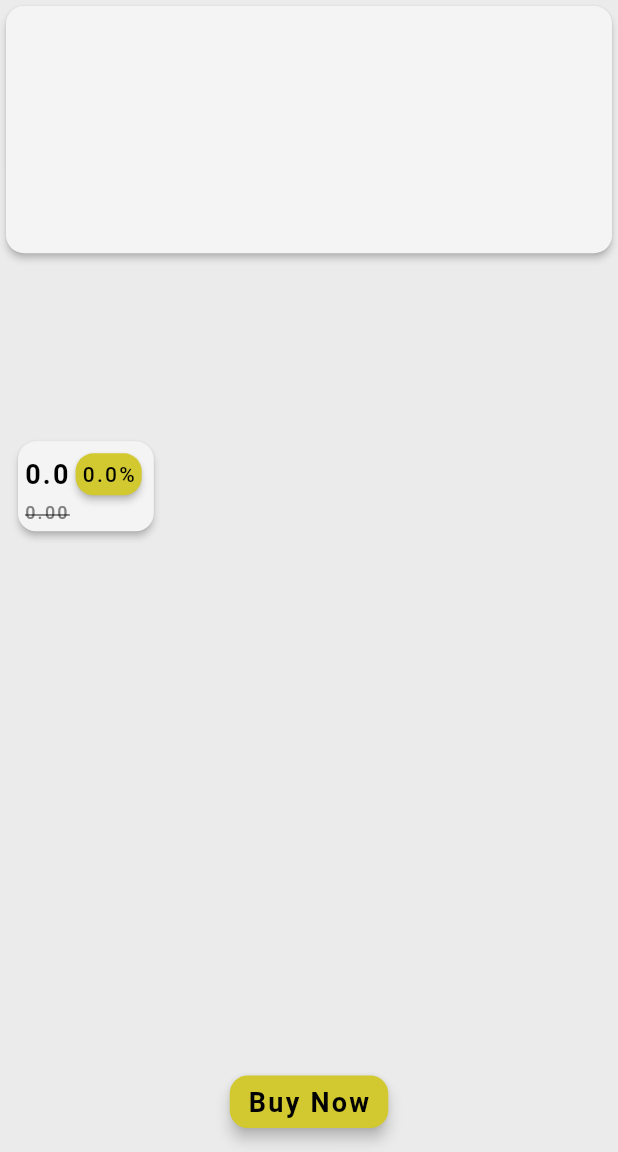
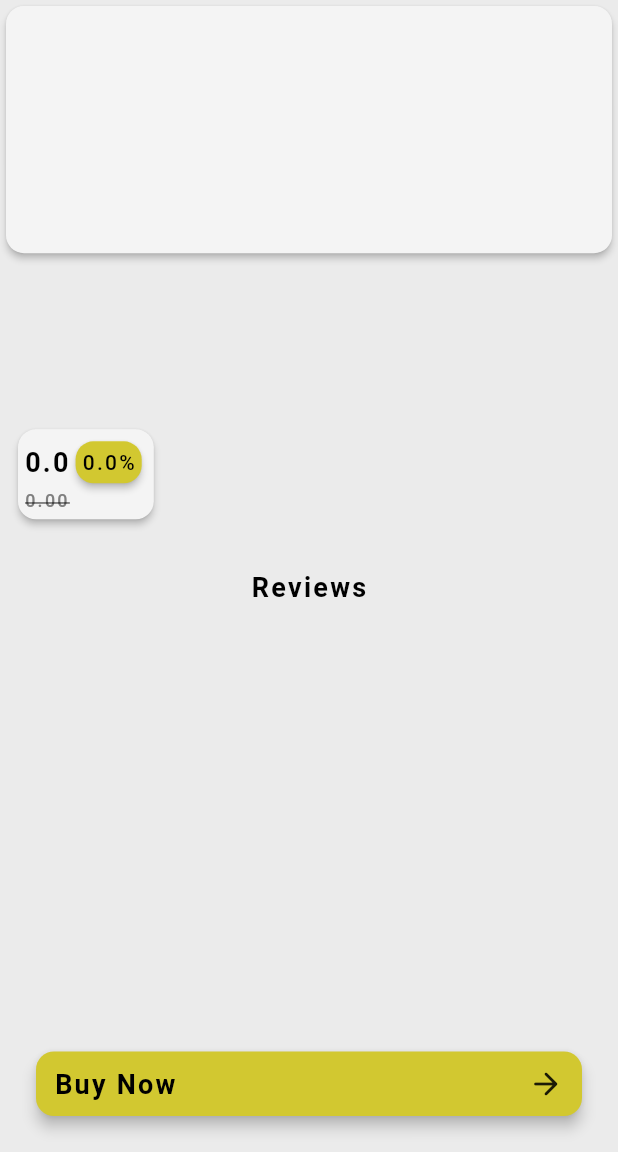
Before and after one commit to Ziad-Gabriel/ZI-Store, a Flutter app: the ProductView screen opened directly with empty values, on a phone screen of 412 x 824 dp, the part 84-1236 px from its top. Run offline on Flutter 3.47's test engine with Material 3 defaults, Android fonts, the phone set to English and light mode, and no system bars; our stand-ins replace google_fonts; network calls fail.

Commit message:
make product buy widget

```diff
--- a/lib/features/home/view/home_view.dart
+++ b/lib/features/home/view/home_view.dart
@@ -16,7 +16,7 @@ class _HomeViewState extends State<HomeView> {
     return Scaffold(
       appBar: mainAppBar(context),
       drawer: MainDrawer(),
-      body: Center(child: ProductsList()),
+      body: ProductsList(),
     );
   }
 }
--- a/lib/features/home/widgets/products/products_list.dart
+++ b/lib/features/home/widgets/products/products_list.dart
@@ -60,6 +60,7 @@ class _ProductsListState extends State<ProductsList> {
                       category: theProduct.category,
                       price: theProduct.price,
                       discount: theProduct.discountPercentage,
+                      reviews: theProduct.reviews,
                     ),
                   ),
                 ),
--- a/lib/features/product/view/product_view.dart
+++ b/lib/features/product/view/product_view.dart
@@ -1,7 +1,9 @@
 import 'package:flutter/material.dart';
+import 'package:zi_store/core/models/product_model.dart';
 import 'package:zi_store/core/widgets/app_bar.dart';
 import 'package:zi_store/features/product/widgets/content/product_name.dart';
 import 'package:zi_store/features/product/widgets/content/product_price.dart';
+import 'package:zi_store/features/product/widgets/content/product_review.dart';
 import 'package:zi_store/features/product/widgets/footer/buy_button.dart';
 import 'package:zi_store/features/product/widgets/images/product_image_selector.dart';
 import 'package:zi_store/features/product/widgets/images/product_images.dart';
@@ -14,6 +16,7 @@ class ProductView extends StatefulWidget {
   final String category;
   final double price;
   final double discount;
+  final List<Review> reviews;
   const ProductView({
     super.key,
     required this.id,
@@ -23,6 +26,7 @@ class ProductView extends StatefulWidget {
     required this.category,
     required this.price,
     required this.discount,
+    required this.reviews,
   });
 
   @override
@@ -50,11 +54,7 @@ class _ProductViewState extends State<ProductView> {
     final Widget gab = SizedBox(height: 12);
     return Scaffold(
       appBar: mainAppBar(context),
-      body: Column(
-        crossAxisAlignment: CrossAxisAlignment.center,
-        children: [
-          Expanded(
-            child: ListView(
+      body: ListView(
         children: [
           ProductImages(
             images: widget.images,
@@ -82,32 +82,25 @@ class _ProductViewState extends State<ProductView> {
             ),
           ),
           Padding(
-                  padding: const EdgeInsets.all(8.0),
+            padding: const EdgeInsets.symmetric(horizontal: 8.0),
             child: Column(
               mainAxisAlignment: MainAxisAlignment.start,
               crossAxisAlignment: CrossAxisAlignment.start,
               children: [
                 ProductName(name: widget.title),
-                      ProductPrice(
-                        price: widget.price,
-                        discount: widget.discount,
-                      ),
+                ProductPrice(price: widget.price, discount: widget.discount),
                 gab,
                 Text(
                   widget.description,
                   style: Theme.of(context).textTheme.bodySmall,
                 ),
+                ProductReview(reviews: widget.reviews),
               ],
             ),
           ),
         ],
       ),
-          ),
-
-          BuyButton(),
-          gab,
-        ],
-      ),
+      bottomNavigationBar: BuyButton(),
     );
   }
 }
--- /dev/null
+++ b/lib/features/product/widgets/content/product_review.dart
@@ -0,0 +1,58 @@
+import 'package:flutter/material.dart';
+import 'package:zi_store/core/models/product_model.dart';
+
+class ProductReview extends StatelessWidget {
+  final List<Review> reviews;
+  const ProductReview({super.key, required this.reviews});
+
+  @override
+  Widget build(BuildContext context) {
+    return Column(
+      children: [
+        Text('Reviews', style: Theme.of(context).textTheme.bodyLarge),
+        ListView.builder(
+          shrinkWrap: true,
+          itemCount: reviews.length,
+          itemBuilder: (context, index) {
+            final Review theReview = reviews[index];
+            return Card(
+              elevation: 2,
+              color: Theme.of(context).colorScheme.primaryContainer,
+              child: Padding(
+                padding: const EdgeInsets.all(8.0),
+                child: Column(
+                  crossAxisAlignment: CrossAxisAlignment.start,
+                  children: [
+                    Text(
+                      theReview.reviewerName,
+                      style: Theme.of(context).textTheme.bodyMedium,
+                    ),
+                    Text(
+                      theReview.reviewerEmail,
+                      style: Theme.of(context).textTheme.bodySmall!.copyWith(
+                        color: Theme.of(
+                          context,
+                        ).colorScheme.onPrimary.withAlpha(150),
+                      ),
+                    ),
+                    SizedBox(height: 5),
+                    Text(
+                      theReview.comment,
+                      style: Theme.of(context).textTheme.bodySmall,
+                    ),
+                    Row(
+                      children: [
+                        Icon(Icons.star, color: Colors.amber),
+                        Text('${theReview.rating}'),
+                      ],
+                    ),
+                  ],
+                ),
+              ),
+            );
+          },
+        ),
+      ],
+    );
+  }
+}
--- a/lib/features/product/widgets/footer/buy_button.dart
+++ b/lib/features/product/widgets/footer/buy_button.dart
@@ -7,15 +7,16 @@ class BuyButton extends StatelessWidget {
   Widget build(BuildContext context) {
     return Card(
       elevation: 4,
+      margin: EdgeInsets.all(24),
       color: Theme.of(context).colorScheme.primary,
       child: Padding(
-              padding: const EdgeInsets.symmetric(
-                vertical: 4.0,
-                horizontal: 12,
-              ),
-              child: Text(
-                'Buy Now',
-                style: Theme.of(context).textTheme.bodyLarge,
+        padding: const EdgeInsets.symmetric(vertical: 8.0, horizontal: 12),
+        child: Row(
+          mainAxisAlignment: MainAxisAlignment.spaceBetween,
+          children: [
+            Text('Buy Now', style: Theme.of(context).textTheme.bodyLarge),
+            Icon(Icons.arrow_forward_rounded),
+          ],
         ),
       ),
     );
--- a/lib/main.dart
+++ b/lib/main.dart
@@ -2,7 +2,7 @@ import 'package:flutter/material.dart';
 
 import 'package:zi_store/core/themes/dark_theme.dart';
 import 'package:zi_store/core/themes/light_theme.dart';
-import 'package:zi_store/features/home/view/home_view.dart';
+import 'package:zi_store/features/splash_screen/splash_screen.dart';
 
 void main() {
   runApp(const MainApp());
@@ -18,7 +18,7 @@ class MainApp extends StatelessWidget {
       themeMode: ThemeMode.system,
       theme: LightTheme.lightTheme,
       darkTheme: DarkTheme.darkTheme,
-      home: const HomeView(),
+      home: const SplashScreen(),
     );
   }
 }
```
Also changed, not shown: lib/features/splash_screen/splash_screen.dart (added, +43 -0 lines). Lines whose indentation alone changed are shown as unchanged.
